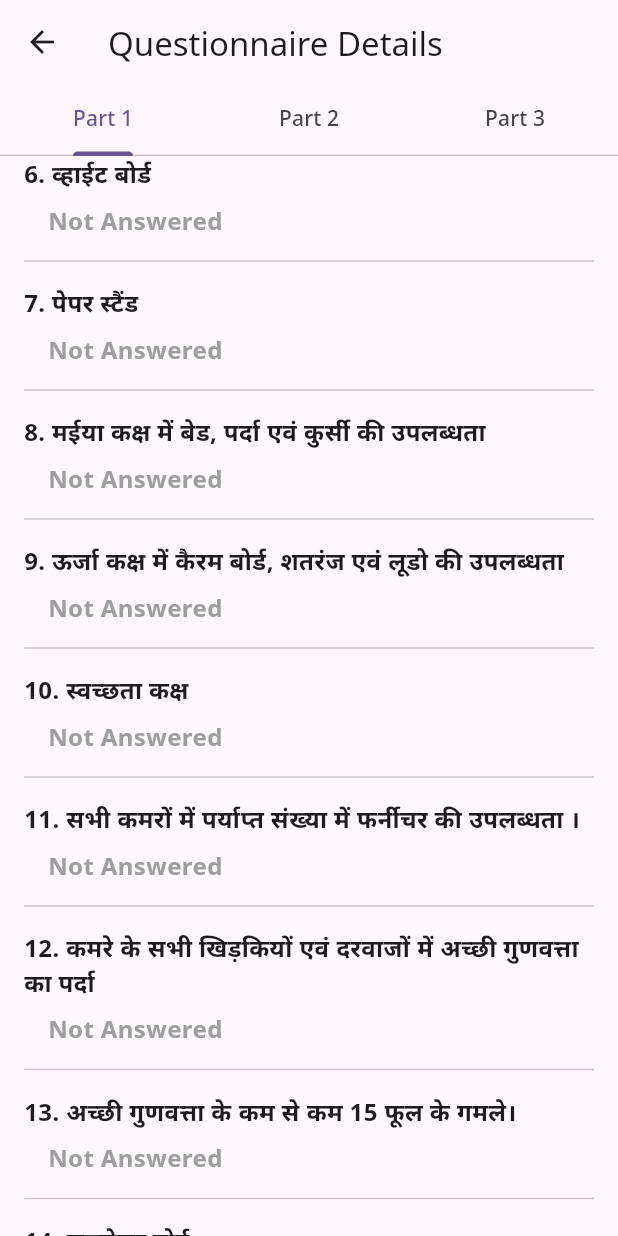
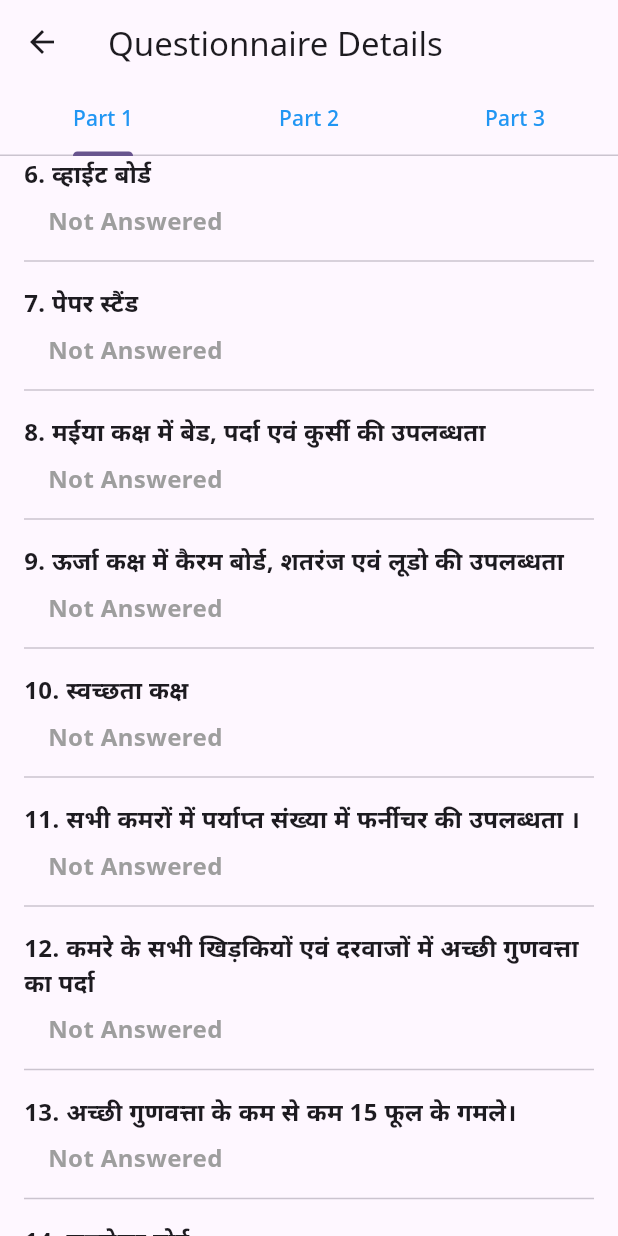
Before and after one commit to ravi2100/praan.github.io, a Flutter app: the ModelQuestionnaireDetailScreen screen opened directly with empty values, scrolled down 576 dp, on a phone screen of 412 x 824 dp. Run offline on Flutter 3.47's test engine with Material 3 defaults, Android fonts, the phone set to English and light mode, and no system bars; our stand-ins replace cloud_firestore, file_picker, firebase_auth, firebase_core, firebase_storage, flutter_image_compress and 4 more; accounts and stored records are empty.

Commit message:
270126-5

```diff
--- a/lib/screens/model_questionnaire_detail_screen.dart
+++ b/lib/screens/model_questionnaire_detail_screen.dart
@@ -18,8 +18,10 @@ class ModelQuestionnaireDetailScreen extends StatelessWidget {
       child: Scaffold(
         appBar: AppBar(
           title: const Text('Questionnaire Details'),
-          bottom: const TabBar(
-            tabs: [
+          bottom: TabBar(
+            labelColor: Colors.blue,
+            unselectedLabelColor: Colors.blue,
+            tabs: const [
               Tab(text: 'Part 1'),
               Tab(text: 'Part 2'),
               Tab(text: 'Part 3'),
```
Also changed, not shown: 3 other files.
